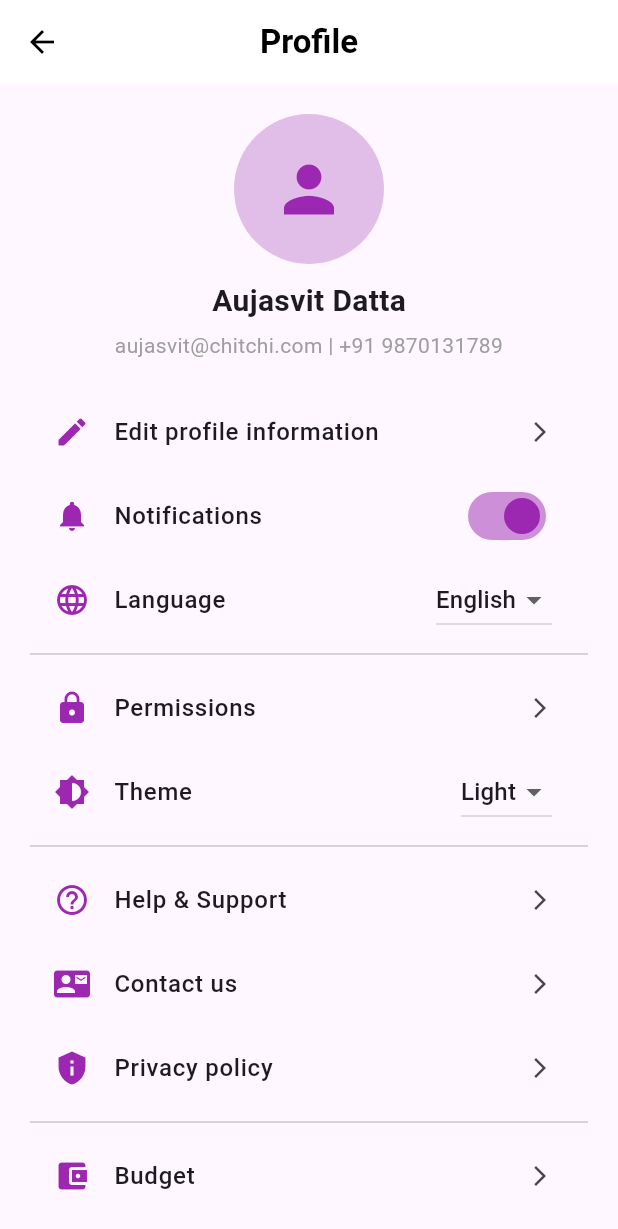
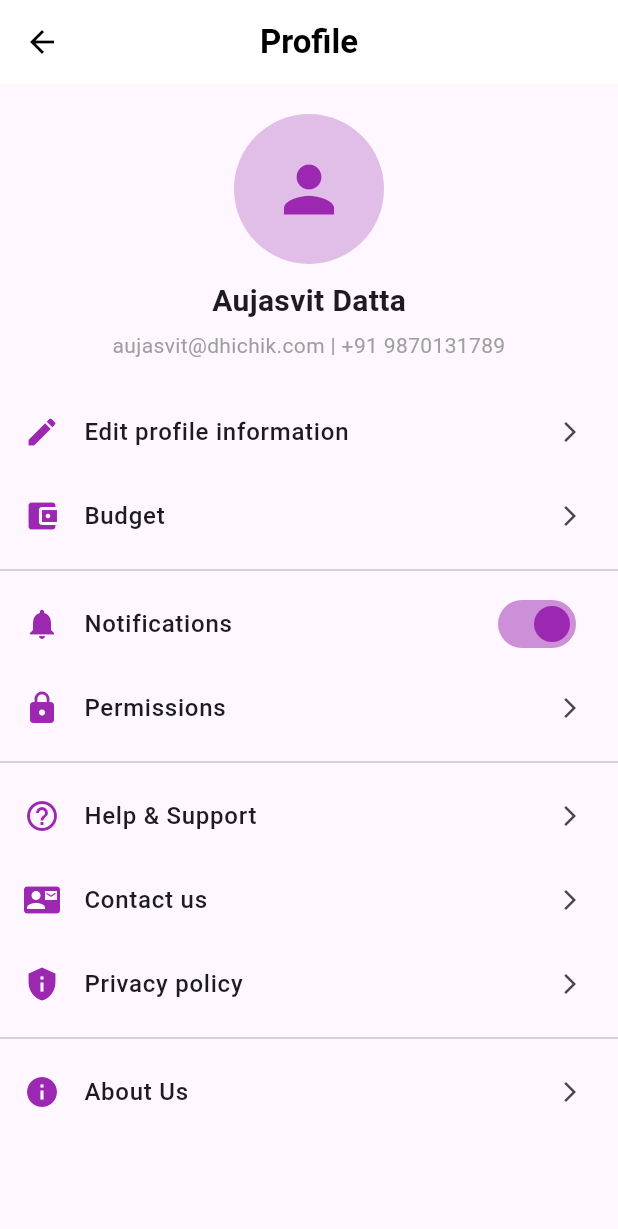
Before and after one commit to Runtime-Error-IITK/brokeo, a Flutter app: the ProfilePage screen opened directly, on a phone screen of 412 x 824 dp. Shown: the top 1229 px of the screen. Run offline on Flutter 3.47's test engine with Material 3 defaults, Android fonts, the phone set to English and light mode, and no system bars; our stand-ins replace google_fonts, intl_phone_field; missing offline and left inert: currency_picker.

Commit message:
changed the profile page, removed language and theme added an about section

```diff
--- a/lib/frontend/profile_pages/profile_page.dart
+++ b/lib/frontend/profile_pages/profile_page.dart
@@ -8,7 +8,6 @@ class ProfilePage extends StatelessWidget {
   @override
   Widget build(BuildContext context) {
     bool _notificationsEnabled = true; // State variable for notifications
-    String _selectedTheme = "Light"; // State variable for theme selection
 
     return Scaffold(
       appBar: AppBar(
@@ -47,7 +46,7 @@ class ProfilePage extends StatelessWidget {
                   ),
                   SizedBox(height: 5),
                   Text(
-                    "aujasvit@chitchi.com | +91 9870131789",
+                    "aujasvit@dhichik.com | +91 9870131789",
                     style: TextStyle(fontSize: 14, color: Colors.grey),
                     textAlign: TextAlign.center,
                   ),
@@ -55,11 +54,6 @@ class ProfilePage extends StatelessWidget {
               ),
             ),
 
-            // Profile Options
-            Container(
-              padding: EdgeInsets.symmetric(horizontal: 20),
-              child: Column(
-                children: [
             // Edit Profile Option
             ListTile(
               leading: Icon(Icons.edit, color: Colors.purple),
@@ -75,6 +69,24 @@ class ProfilePage extends StatelessWidget {
                 );
               },
             ),
+
+            // Budget Section
+            ListTile(
+              leading: Icon(Icons.account_balance_wallet, color: Colors.purple),
+              title: Text(
+                "Budget",
+                style: TextStyle(fontSize: 16, fontWeight: FontWeight.w500),
+              ),
+              trailing: Icon(Icons.arrow_forward_ios, size: 16),
+              onTap: () {
+                Navigator.push(
+                  context,
+                  MaterialPageRoute(builder: (context) => BudgetPage()),
+                );
+              },
+            ),
+
+            Divider(),
 
             // Notifications Toggle
             ListTile(
@@ -92,31 +104,6 @@ class ProfilePage extends StatelessWidget {
               ),
             ),
 
-                  // Language Selector
-                  ListTile(
-                    leading: Icon(Icons.language, color: Colors.purple),
-                    title: Text(
-                      "Language",
-                      style: TextStyle(fontSize: 16, fontWeight: FontWeight.w500),
-                    ),
-                    trailing: DropdownButton<String>(
-                      value: "English", // Default language
-                      items: [
-                        DropdownMenuItem(
-                          value: "English",
-                          child: Text("English"),
-                        ),
-                        DropdownMenuItem(
-                          value: "Hindi",
-                          child: Text("हिंदी"),
-                        ),
-                      ],
-                      onChanged: (value) {
-                        // TODO: Handle language change
-                      },
-                    ),
-                  ),
-                  Divider(),
             // Permissions Section
             ListTile(
               leading: Icon(Icons.lock, color: Colors.purple),
@@ -128,31 +115,6 @@ class ProfilePage extends StatelessWidget {
               onTap: () {
                 // TODO: Navigate to permissions page
               },
-                  ),
-
-                  // Theme Selector
-                  ListTile(
-                    leading: Icon(Icons.brightness_6, color: Colors.purple),
-                    title: Text(
-                      "Theme",
-                      style: TextStyle(fontSize: 16, fontWeight: FontWeight.w500),
-                    ),
-                    trailing: DropdownButton<String>(
-                      value: _selectedTheme,
-                      items: [
-                        DropdownMenuItem(
-                          value: "Light",
-                          child: Text("Light"),
-                        ),
-                        DropdownMenuItem(
-                          value: "Dark",
-                          child: Text("Dark"),
-                        ),
-                      ],
-                      onChanged: (value) {
-                        // TODO: Apply theme change
-                      },
-                    ),
             ),
 
             Divider(),
@@ -182,11 +144,53 @@ class ProfilePage extends StatelessWidget {
               ),
               trailing: Icon(Icons.arrow_forward_ios, size: 16),
               onTap: () {
+                _showContactDialog(context, "Contact Us");
+              },
+            ),
+
+            // Privacy Policy
+            ListTile(
+              leading: Icon(Icons.privacy_tip, color: Colors.purple),
+              title: Text(
+                "Privacy policy",
+                style: TextStyle(fontSize: 16, fontWeight: FontWeight.w500),
+              ),
+              trailing: Icon(Icons.arrow_forward_ios, size: 16),
+              onTap: () {
+                Navigator.push(
+                  context,
+                  MaterialPageRoute(builder: (context) => PrivacyPolicyPage()),
+                );
+              },
+            ),
+
+            Divider(),
+
+            // About Us Section
+            ListTile(
+              leading: Icon(Icons.info, color: Colors.purple),
+              title: Text(
+                "About Us",
+                style: TextStyle(fontSize: 16, fontWeight: FontWeight.w500),
+              ),
+              trailing: Icon(Icons.arrow_forward_ios, size: 16),
+              onTap: () {
+                _showAboutDialog(context, "About Us");
+              },
+            ),
+          ],
+        ),
+      ),
+    );
+  }
+
+  // Helper method to show the Contact Us or About Us dialog
+  void _showContactDialog(BuildContext context, String title) {
     showDialog(
       context: context,
       builder: (context) {
         return AlertDialog(
-                            title: Text("Contact Us"),
+          title: Text(title),
           content: Column(
             mainAxisSize: MainAxisSize.min,
             children: [
@@ -244,59 +248,63 @@ class ProfilePage extends StatelessWidget {
         );
       },
     );
-                    },
+  }
+  void _showAboutDialog(BuildContext context, String title) {
+    showDialog(
+      context: context,
+      builder: (context) {
+        return AlertDialog(
+          title: Text(title),
+          content: SingleChildScrollView(
+            child: Column(
+              crossAxisAlignment: CrossAxisAlignment.start,
+              children: [
+                Text(
+                  "Hello!",
+                  style: TextStyle(
+                    fontWeight: FontWeight.bold,
+                    fontSize: 16,
+                    color: Theme.of(context).textTheme.bodyLarge?.color,
                   ),
-
-                  // Privacy Policy
-                  ListTile(
-                    leading: Icon(Icons.privacy_tip, color: Colors.purple),
-                    title: Text(
-                      "Privacy policy",
-                      style: TextStyle(fontSize: 16, fontWeight: FontWeight.w500),
                 ),
-                    trailing: Icon(Icons.arrow_forward_ios, size: 16),
-                    onTap: () {
-                      Navigator.push(
-                        context,
-                        MaterialPageRoute(builder: (context) => PrivacyPolicyPage()),
-                      );
-                    },
+                SizedBox(height: 10),
+                Text(
+                  "We are Brokeo, a team of developers who are passionate about helping you manage your finances. Our goal is to provide you with tools and insights to make better financial decisions.",
+                  style: TextStyle(
+                    fontSize: 14,
+                    color: Theme.of(context).textTheme.bodyMedium?.color,
                   ),
-                  Divider(),
-                  _buildProfileOption(
-                    context,
-                    icon: Icons.account_balance_wallet,
-                    title: "Budget",
-                    trailing: Icon(Icons.arrow_forward_ios, size: 16),
-                    onTap: () {
-                      Navigator.push(
-                        context,
-                        MaterialPageRoute(builder: (context) => BudgetPage()),
-                      );
-                    },
                 ),
-                ],
+                SizedBox(height: 20),
+                Text(
+                  "Made for:",
+                  style: TextStyle(
+                    fontWeight: FontWeight.bold,
+                    fontSize: 16,
+                    color: Theme.of(context).textTheme.bodyLarge?.color,
+                  ),
+                ),
+                SizedBox(height: 10),
+                Text(
+                  "The CS253 course project at IIT Kanpur. This project is a demonstration of our commitment to creating impactful and user-friendly applications.",
+                  style: TextStyle(
+                    fontSize: 14,
+                    color: Theme.of(context).textTheme.bodyMedium?.color,
                   ),
                 ),
               ],
             ),
           ),
+          actions: [
+            TextButton(
+              onPressed: () {
+                Navigator.pop(context);
+              },
+              child: Text("Close"),
+            ),
+          ],
         );
-  }
-
-  Widget _buildProfileOption(BuildContext context,
-      {required IconData icon,
-      required String title,
-      required Widget trailing,
-      VoidCallback? onTap}) {
-    return ListTile(
-      leading: Icon(icon, color: Colors.purple),
-      title: Text(
-        title,
-        style: TextStyle(fontSize: 16, fontWeight: FontWeight.w500),
-      ),
-      trailing: trailing,
-      onTap: onTap,
+      },
     );
   }
 }
```
Also changed, not shown: 4 other files. Lines whose indentation alone changed are shown as unchanged.
